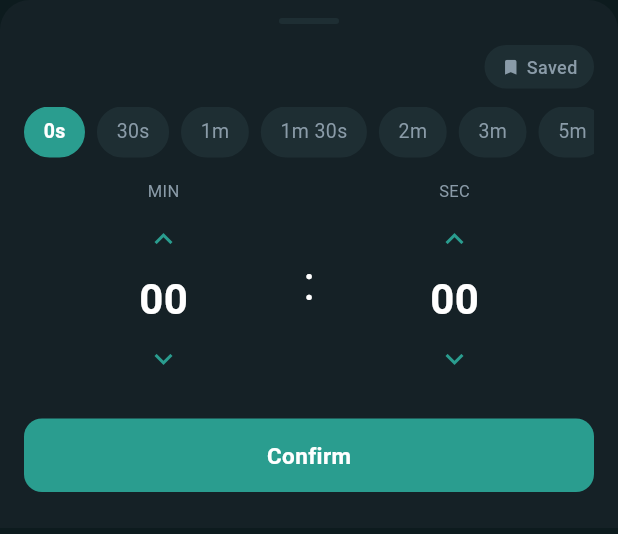
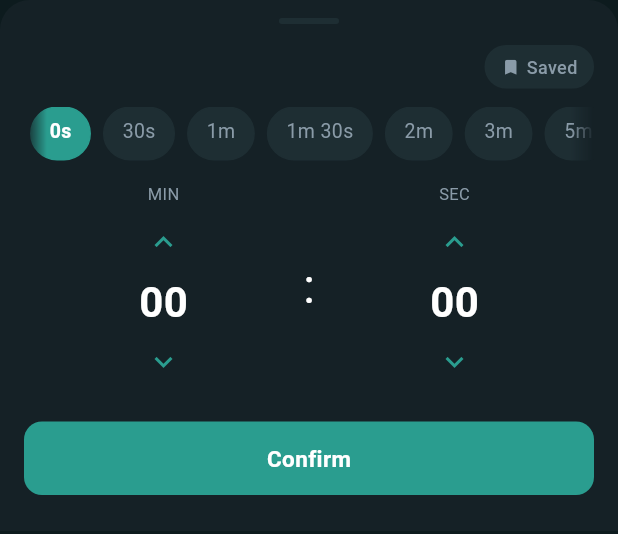
Before and after one commit to mgland/TwinCodes_NextRep, a Flutter app: the _DurationPickerSheet widget shown alone on an empty page, opened directly with empty values, after a tap on "Add Preset", on a phone screen of 412 x 824 dp. Shown: the top 534 px of the screen. Run offline on Flutter 3.47's test engine with Material 3 defaults, Android fonts, the phone set to English and light mode, and no system bars; our stand-ins replace hive_flutter; accounts and stored records are empty.

Commit message:
Make the time prest scrollable

```diff
--- a/lib/screens/create_workout_screen.dart
+++ b/lib/screens/create_workout_screen.dart
@@ -1192,9 +1192,18 @@ class _DurationPickerSheetState extends State<_DurationPickerSheet> {
             // ── Preset chips ────────────────────────────────────────────────
             if (_presets.isNotEmpty)
               SizedBox(
-                height: 34,
+                height: 36,
+                child: ShaderMask(
+                  shaderCallback: (rect) => const LinearGradient(
+                    begin: Alignment.centerLeft,
+                    end: Alignment.centerRight,
+                    colors: [Colors.transparent, Colors.white, Colors.white, Colors.transparent],
+                    stops: [0.0, 0.04, 0.96, 1.0],
+                  ).createShader(rect),
+                  blendMode: BlendMode.dstIn,
                   child: ListView.separated(
                     scrollDirection: Axis.horizontal,
+                    padding: const EdgeInsets.symmetric(horizontal: 4),
                     itemCount: _presets.length,
                     separatorBuilder: (_, __) => const SizedBox(width: 8),
                     itemBuilder: (_, i) {
@@ -1224,6 +1233,7 @@ class _DurationPickerSheetState extends State<_DurationPickerSheet> {
                         ),
                       );
                     },
+                  ),
                 ),
               ),
             const SizedBox(height: 14),
```
Lines whose indentation alone changed are shown as unchanged.
